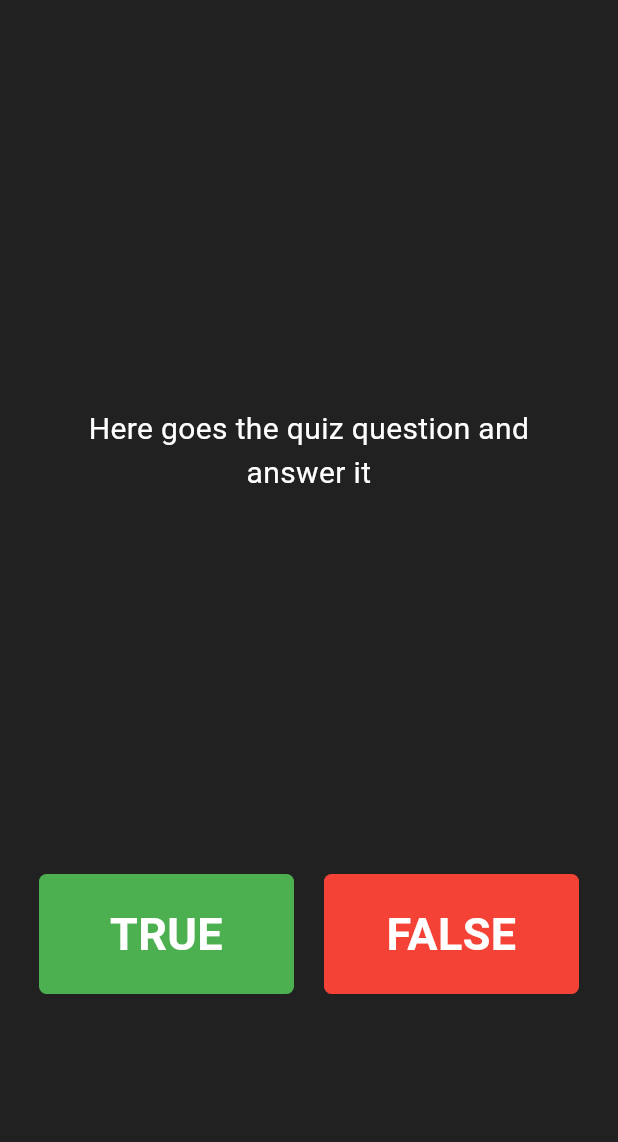
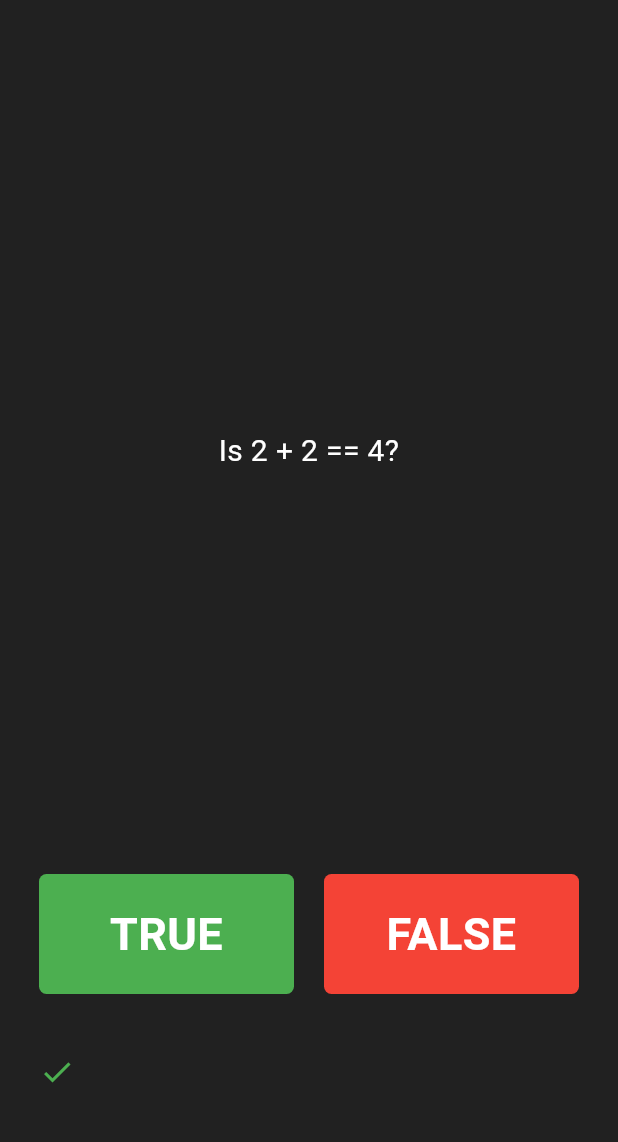
Before and after one commit to zienex0/Quizzy, a Flutter app: the screen it shows after launch, after a tap on "TRUE", on a phone screen of 412 x 824 dp, the part 71-1213 px from its top. Run offline on Flutter 3.47's test engine with Material 3 defaults, Android fonts, the phone set to English and light mode, and no system bars; Roboto replaces fonts that are missing (San Francisco).

Commit message:
Finished the game. Simple quizz project

```diff
--- a/quizzy_app/lib/main.dart
+++ b/quizzy_app/lib/main.dart
@@ -42,48 +42,86 @@ class QuizPage extends StatefulWidget {
 class _QuizPageState extends State<QuizPage> {
   List<Icon> scoreKeeper = [];
   List<Question> questionBank = [
-    Question(questionText: 'Is this question true?', questionAnswer: true),
-    Question(questionText: 'Is 2 + 2 == 4?', questionAnswer: true),
-    Question(
-        questionText: 'Android isn\'t a Linux machine', questionAnswer: false),
+    Question('Is this question true?', true),
+    Question('Is 2 + 2 == 4?', true),
+    Question('Android isn\'t a Linux machine', false),
   ];
 
   int questionNumber = 0;
 
-  void correctAnswer() {
+  void showQuizCompleteDialog() {
+    showDialog(
+      context: context,
+      builder: (context) => AlertDialog(
+        title: const Text('Quiz Complete'),
+        content: const Text('You have reached the end of the quiz.'),
+        actions: [
+          TextButton(
+            onPressed: () {
+              Navigator.of(context).pop();
+            },
+            child: const Text('OK'),
+          ),
+        ],
+      ),
+    );
+  }
+
+  void nextQuestion() {
     setState(() {
-      scoreKeeper.add(
-        const Icon(Icons.check, color: Colors.green),
-      );
-      questionNumber++;
+      if (questionBank.length - 1 > questionNumber) {
+        questionNumber++;
+      } else {
+        showQuizCompleteDialog();
+        restartGame();
+      }
     });
   }
 
-  void wrongAnswer() {
+  void restartGame() {
     setState(() {
-      scoreKeeper.add(
-        const Icon(Icons.close, color: Colors.red),
-      );
-      questionNumber++;
+      questionNumber = 0;
+      scoreKeeper = [];
+    });
+  }
+
+  void checkAnswer(bool userAnswer) {
+    bool correctAnswer = questionBank[questionNumber].questionAnswer;
+
+    setState(() {
+      if (correctAnswer == userAnswer) {
+        scoreKeeper.add(const Icon(
+          Icons.check,
+          color: Colors.green,
+        ));
+      } else {
+        scoreKeeper.add(const Icon(
+          Icons.close,
+          color: Colors.red,
+        ));
+      }
+      nextQuestion();
     });
   }
 
   @override
   Widget build(BuildContext context) {
+    Question currentQuestion = questionBank[questionNumber];
     return Padding(
       padding: const EdgeInsets.all(16.0),
       child: Column(
         crossAxisAlignment: CrossAxisAlignment.stretch,
         children: [
-          const Expanded(
+          Expanded(
             flex: 6,
             child: Center(
               child: Padding(
-                padding: EdgeInsets.symmetric(vertical: 0, horizontal: 16),
+                padding:
+                    const EdgeInsets.symmetric(vertical: 0, horizontal: 16),
                 child: Text(
-                  'Here goes the quiz question and answer it',
+                  currentQuestion.questionText,
                   textAlign: TextAlign.center,
-                  style: TextStyle(
+                  style: const TextStyle(
                       color: Colors.white,
                       fontFamily: 'San Francisco',
                       fontSize: 20),
@@ -99,7 +137,7 @@ class _QuizPageState extends State<QuizPage> {
                     padding: const EdgeInsets.only(right: 10),
                     child: GestureDetector(
                       onTap: () {
-                        // users taps on true button
+                        checkAnswer(true);
                       },
                       child: Container(
                         decoration: const BoxDecoration(
@@ -108,7 +146,7 @@ class _QuizPageState extends State<QuizPage> {
                           ),
                           color: Colors.green,
                         ),
-                        height: 80, // Increase the height here
+                        height: 80,
                         child: const Center(
                           child: Text(
                             'TRUE',
@@ -116,7 +154,7 @@ class _QuizPageState extends State<QuizPage> {
                             style: TextStyle(
                                 color: Colors.white,
                                 fontFamily: 'San Francisco',
-                                fontSize: 30, // Increase the font size here
+                                fontSize: 30,
                                 fontWeight: FontWeight.bold),
                           ),
                         ),
@@ -129,7 +167,7 @@ class _QuizPageState extends State<QuizPage> {
                     padding: const EdgeInsets.only(left: 10),
                     child: GestureDetector(
                       onTap: () {
-                        // user taps on false button
+                        checkAnswer(false);
                       },
                       child: Container(
                         decoration: const BoxDecoration(
@@ -138,7 +176,7 @@ class _QuizPageState extends State<QuizPage> {
                             Radius.circular(5),
                           ),
                         ),
-                        height: 80, // Increase the height here
+                        height: 80,
                         child: const Center(
                           child: Text(
                             'FALSE',
@@ -146,7 +184,7 @@ class _QuizPageState extends State<QuizPage> {
                             style: TextStyle(
                                 color: Colors.white,
                                 fontFamily: 'San Francisco',
-                                fontSize: 30, // Increase the font size here
+                                fontSize: 30,
                                 fontWeight: FontWeight.bold),
                           ),
                         ),
--- a/quizzy_app/lib/question.dart
+++ b/quizzy_app/lib/question.dart
@@ -1,9 +1,6 @@
 class Question {
-  final String questionText;
-  final bool questionAnswer;
+  String questionText;
+  bool questionAnswer;
 
-  Question({
-    required this.questionText,
-    required this.questionAnswer,
-  });
+  Question(this.questionText, this.questionAnswer);
 }
```
